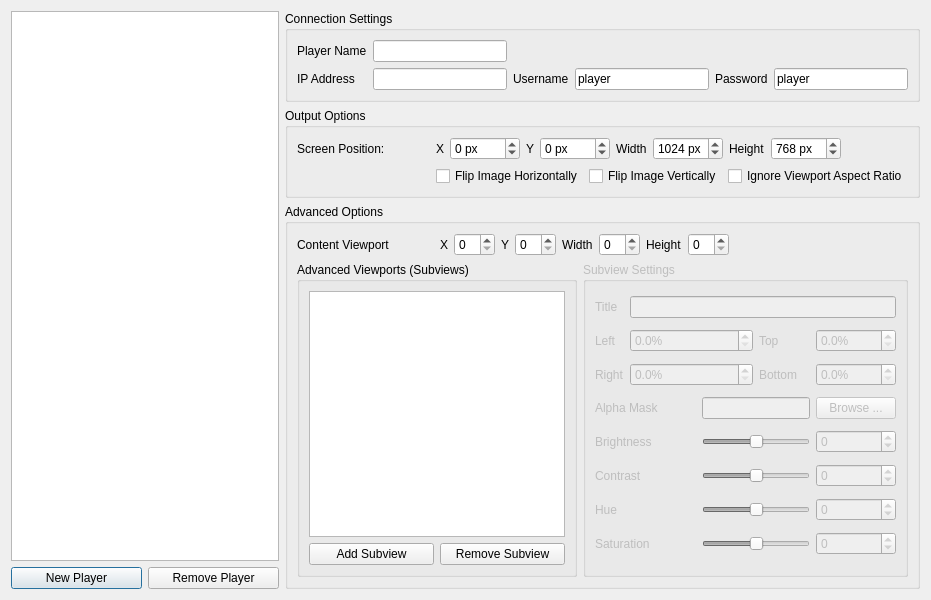
Qt form src/glvidtex/PlayerSetupDialog.ui (google-code-export/dviz) before a commit.
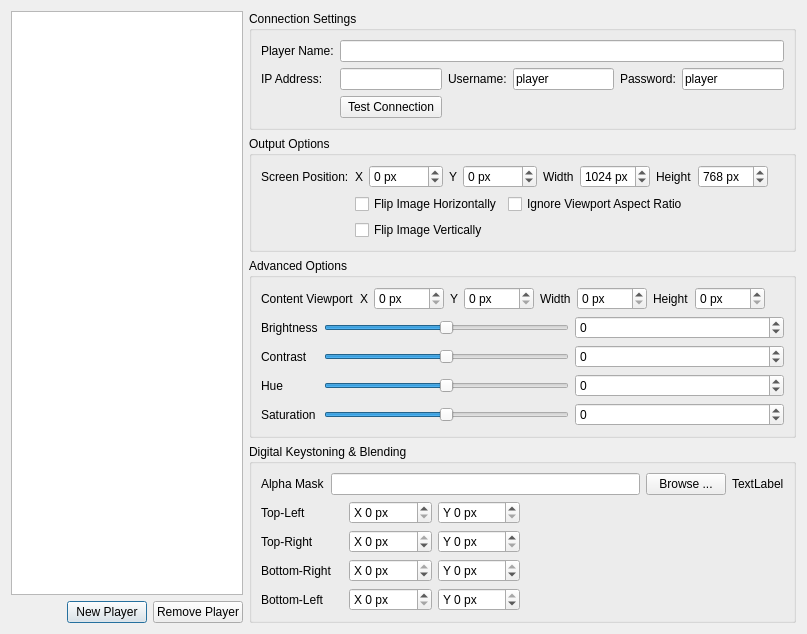
The same form after that commit. Custom widgets are drawn as their Qt base class.

Commit message: Fixed list view issues in EditorWindow (well, issues were really in GLSceneGroup - but shhhhh, dont tell anyone.) EditorWindow now much more closely resembles a usable tool. Updated the PlayerSetupDialog.ui to reflect design decisions. Added the start of the DirectorWindow in DirectorWindow.ui. Lots of misc API changes and updates.

Diff of the .ui file:
```diff
--- a/src/glvidtex/PlayerSetupDialog.ui
+++ b/src/glvidtex/PlayerSetupDialog.ui
@@ -6,14 +6,14 @@
    <rect>
     <x>0</x>
     <y>0</y>
-    <width>931</width>
-    <height>600</height>
+    <width>807</width>
+    <height>619</height>
    </rect>
   </property>
   <property name="windowTitle">
    <string>Dialog</string>
   </property>
-  <layout class="QHBoxLayout" name="horizontalLayout_5">
+  <layout class="QHBoxLayout" name="horizontalLayout_6">
    <item>
     <layout class="QVBoxLayout" name="verticalLayout_3">
      <item>
@@ -21,6 +21,19 @@
      </item>
      <item>
       <layout class="QHBoxLayout" name="horizontalLayout_4">
+       <item>
+        <spacer name="horizontalSpacer_3">
+         <property name="orientation">
+          <enum>Qt::Horizontal</enum>
+         </property>
+         <property name="sizeHint" stdset="0">
+          <size>
+           <width>40</width>
+           <height>20</height>
+          </size>
+         </property>
+        </spacer>
+       </item>
        <item>
         <widget class="QPushButton" name="addPlayerBtn">
          <property name="text">
@@ -52,20 +65,20 @@
           <item row="0" column="0">
            <widget class="QLabel" name="label">
             <property name="text">
-             <string>Player Name</string>
+             <string>Player Name:</string>
             </property>
             <property name="buddy">
              <cstring>playerName</cstring>
             </property>
            </widget>
           </item>
-          <item row="0" column="1">
+          <item row="0" column="1" colspan="5">
            <widget class="QLineEdit" name="playerName"/>
           </item>
           <item row="1" column="0">
            <widget class="QLabel" name="label_2">
             <property name="text">
-             <string>IP Address</string>
+             <string>IP Address:</string>
             </property>
             <property name="buddy">
              <cstring>playerHost</cstring>
@@ -78,7 +91,7 @@
           <item row="1" column="2">
            <widget class="QLabel" name="label_3">
             <property name="text">
-             <string>Username</string>
+             <string>Username:</string>
             </property>
             <property name="buddy">
              <cstring>playerUser</cstring>
@@ -95,7 +108,7 @@
           <item row="1" column="4">
            <widget class="QLabel" name="label_4">
             <property name="text">
-             <string>Password</string>
+             <string>Password:</string>
             </property>
             <property name="buddy">
              <cstring>playerPass</cstring>
@@ -109,6 +122,20 @@
             </property>
            </widget>
           </item>
+          <item row="2" column="1">
+           <widget class="QPushButton" name="testConnectionBtn">
+            <property name="text">
+             <string>Test Connection</string>
+            </property>
+           </widget>
+          </item>
+          <item row="2" column="2" colspan="4">
+           <widget class="QLabel" name="connectionTestResults">
+            <property name="text">
+             <string/>
+            </property>
+           </widget>
+          </item>
          </layout>
         </item>
        </layout>
@@ -151,7 +178,7 @@
              <string/>
             </property>
             <property name="minimum">
-             <number>-999</number>
+             <number>-9999</number>
             </property>
             <property name="maximum">
              <number>9999</number>
@@ -174,7 +201,7 @@
              <string> px</string>
             </property>
             <property name="minimum">
-             <number>-999</number>
+             <number>-9999</number>
             </property>
             <property name="maximum">
              <number>9999</number>
@@ -197,7 +224,7 @@
              <string> px</string>
             </property>
             <property name="minimum">
-             <number>-999</number>
+             <number>0</number>
             </property>
             <property name="maximum">
              <number>9999</number>
@@ -223,7 +250,7 @@
              <string> px</string>
             </property>
             <property name="minimum">
-             <number>-999</number>
+             <number>0</number>
             </property>
             <property name="maximum">
              <number>9999</number>
@@ -248,34 +275,34 @@
           </item>
          </layout>
         </item>
-        <item row="1" column="2">
+        <item row="1" column="1">
+         <widget class="QCheckBox" name="optFlipH">
+          <property name="text">
+           <string>Flip Image Horizontally</string>
+          </property>
+         </widget>
+        </item>
+        <item row="2" column="1">
          <widget class="QCheckBox" name="optFlipV">
           <property name="text">
            <string>Flip Image Vertically</string>
           </property>
          </widget>
         </item>
-        <item row="1" column="3">
+        <item row="1" column="2" colspan="2">
          <widget class="QCheckBox" name="optIgnoreAR">
           <property name="text">
            <string>Ignore Viewport Aspect Ratio</string>
           </property>
          </widget>
         </item>
-        <item row="1" column="1">
-         <widget class="QCheckBox" name="optFlipH">
-          <property name="text">
-           <string>Flip Image Horizontally</string>
-          </property>
-         </widget>
-        </item>
        </layout>
        <zorder>label_5</zorder>
        <zorder>horizontalLayoutWidget</zorder>
-       <zorder>optFlipV</zorder>
-       <zorder>optIgnoreAR</zorder>
        <zorder>platyerAdvancedBox</zorder>
        <zorder>optFlipH</zorder>
+       <zorder>optFlipV</zorder>
+       <zorder>optIgnoreAR</zorder>
       </widget>
      </item>
      <item>
@@ -283,8 +310,8 @@
        <property name="title">
         <string>Advanced Options</string>
        </property>
-       <layout class="QGridLayout" name="gridLayout_4">
-        <item row="0" column="0">
+       <layout class="QGridLayout" name="gridLayout_3">
+        <item row="0" column="0" colspan="2">
          <widget class="QLabel" name="label_14">
           <property name="text">
            <string>Content Viewport</string>
@@ -294,7 +321,7 @@
           </property>
          </widget>
         </item>
-        <item row="0" column="1" colspan="2">
+        <item row="0" column="2" colspan="2">
          <layout class="QHBoxLayout" name="horizontalLayout_2">
           <item>
            <widget class="QLabel" name="label_10">
@@ -307,7 +334,14 @@
            </widget>
           </item>
           <item>
-           <widget class="QSpinBox" name="viewportX"/>
+           <widget class="QSpinBox" name="viewportX">
+            <property name="suffix">
+             <string> px</string>
+            </property>
+            <property name="maximum">
+             <number>9999</number>
+            </property>
+           </widget>
           </item>
           <item>
            <widget class="QLabel" name="label_11">
@@ -320,7 +354,14 @@
            </widget>
           </item>
           <item>
-           <widget class="QSpinBox" name="viewportY"/>
+           <widget class="QSpinBox" name="viewportY">
+            <property name="suffix">
+             <string> px</string>
+            </property>
+            <property name="maximum">
+             <number>9999</number>
+            </property>
+           </widget>
           </item>
           <item>
            <widget class="QLabel" name="label_12">
@@ -333,7 +374,14 @@
            </widget>
           </item>
           <item>
-           <widget class="QSpinBox" name="viewportWidth"/>
+           <widget class="QSpinBox" name="viewportWidth">
+            <property name="suffix">
+             <string> px</string>
+            </property>
+            <property name="maximum">
+             <number>9999</number>
+            </property>
+           </widget>
           </item>
           <item>
            <widget class="QLabel" name="label_13">
@@ -346,7 +394,14 @@
            </widget>
           </item>
           <item>
-           <widget class="QSpinBox" name="viewportHeight"/>
+           <widget class="QSpinBox" name="viewportHeight">
+            <property name="suffix">
+             <string> px</string>
+            </property>
+            <property name="maximum">
+             <number>9999</number>
+            </property>
+           </widget>
           </item>
           <item>
            <spacer name="horizontalSpacer_2">
@@ -363,149 +418,7 @@
           </item>
          </layout>
         </item>
-        <item row="1" column="0" colspan="2">
-         <widget class="QGroupBox" name="groupBox_4">
-          <property name="title">
-           <string>Advanced Viewports (Subviews)</string>
-          </property>
-          <layout class="QVBoxLayout" name="verticalLayout">
-           <item>
-            <widget class="QListWidget" name="listWidget"/>
-           </item>
-           <item>
-            <layout class="QHBoxLayout" name="horizontalLayout_3">
-             <item>
-              <widget class="QPushButton" name="addSubviewBtn">
-               <property name="text">
-                <string>Add Subview</string>
-               </property>
-              </widget>
-             </item>
-             <item>
-              <widget class="QPushButton" name="delSubviewBtn">
-               <property name="text">
-                <string>Remove Subview</string>
-               </property>
-              </widget>
-             </item>
-            </layout>
-           </item>
-          </layout>
-         </widget>
-        </item>
-        <item row="1" column="2">
-         <widget class="QGroupBox" name="groupBox_5">
-          <property name="enabled">
-           <bool>false</bool>
-          </property>
-          <property name="title">
-           <string>Subview Settings</string>
-          </property>
-          <layout class="QGridLayout" name="gridLayout_3">
-           <item row="0" column="0">
-            <widget class="QLabel" name="label_15">
-             <property name="text">
-              <string>Title</string>
-             </property>
-             <property name="buddy">
-              <cstring>subviewTitle</cstring>
-             </property>
-            </widget>
-           </item>
-           <item row="0" column="1" colspan="6">
-            <widget class="QLineEdit" name="subviewTitle"/>
-           </item>
            <item row="1" column="0">
-            <widget class="QLabel" name="label_16">
-             <property name="text">
-              <string>Left</string>
-             </property>
-             <property name="buddy">
-              <cstring>subviewLeft</cstring>
-             </property>
-            </widget>
-           </item>
-           <item row="1" column="1" colspan="4">
-            <widget class="QDoubleSpinBox" name="subviewLeft">
-             <property name="suffix">
-              <string>%</string>
-             </property>
-             <property name="decimals">
-              <number>1</number>
-             </property>
-            </widget>
-           </item>
-           <item row="1" column="5">
-            <widget class="QLabel" name="label_17">
-             <property name="text">
-              <string>Top</string>
-             </property>
-             <property name="buddy">
-              <cstring>subviewTop</cstring>
-             </property>
-            </widget>
-           </item>
-           <item row="1" column="6">
-            <widget class="QDoubleSpinBox" name="subviewTop">
-             <property name="suffix">
-              <string>%</string>
-             </property>
-             <property name="decimals">
-              <number>1</number>
-             </property>
-            </widget>
-           </item>
-           <item row="2" column="0">
-            <widget class="QLabel" name="label_18">
-             <property name="text">
-              <string>Right</string>
-             </property>
-             <property name="buddy">
-              <cstring>subviewRight</cstring>
-             </property>
-            </widget>
-           </item>
-           <item row="2" column="1" colspan="4">
-            <widget class="QDoubleSpinBox" name="subviewRight">
-             <property name="suffix">
-              <string>%</string>
-             </property>
-             <property name="decimals">
-              <number>1</number>
-             </property>
-            </widget>
-           </item>
-           <item row="2" column="5">
-            <widget class="QLabel" name="label_19">
-             <property name="text">
-              <string>Bottom</string>
-             </property>
-             <property name="buddy">
-              <cstring>subviewBottom</cstring>
-             </property>
-            </widget>
-           </item>
-           <item row="2" column="6">
-            <widget class="QDoubleSpinBox" name="subviewBottom">
-             <property name="suffix">
-              <string>%</string>
-             </property>
-             <property name="decimals">
-              <number>1</number>
-             </property>
-            </widget>
-           </item>
-           <item row="3" column="4" colspan="2">
-            <widget class="QLineEdit" name="subviewAlphaMask"/>
-           </item>
-           <item row="3" column="6">
-            <widget class="QPushButton" name="subviewAlphaBrowseBtn">
-             <property name="text">
-              <string>Browse ...</string>
-             </property>
-            </widget>
-           </item>
-           <item row="4" column="0" colspan="2">
             <widget class="QLabel" name="label_21">
              <property name="text">
               <string>Brightness</string>
@@ -515,7 +428,30 @@
              </property>
             </widget>
            </item>
-           <item row="5" column="0" colspan="2">
+        <item row="1" column="1" colspan="2">
+         <widget class="QSlider" name="subviewBrightnessSlider">
+          <property name="minimum">
+           <number>-100</number>
+          </property>
+          <property name="maximum">
+           <number>100</number>
+          </property>
+          <property name="orientation">
+           <enum>Qt::Horizontal</enum>
+          </property>
+         </widget>
+        </item>
+        <item row="1" column="3">
+         <widget class="QSpinBox" name="subviewBrightnessBox">
+          <property name="minimum">
+           <number>-100</number>
+          </property>
+          <property name="maximum">
+           <number>100</number>
+          </property>
+         </widget>
+        </item>
+        <item row="2" column="0">
             <widget class="QLabel" name="label_22">
              <property name="text">
               <string>Contrast</string>
@@ -525,7 +461,7 @@
              </property>
             </widget>
            </item>
-           <item row="5" column="4" colspan="2">
+        <item row="2" column="1" colspan="2">
             <widget class="QSlider" name="subviewContrastSlider">
              <property name="minimum">
               <number>-100</number>
@@ -538,7 +474,17 @@
              </property>
             </widget>
            </item>
-           <item row="6" column="0" colspan="2">
+        <item row="2" column="3">
+         <widget class="QSpinBox" name="subviewContrastBox">
+          <property name="minimum">
+           <number>-100</number>
+          </property>
+          <property name="maximum">
+           <number>100</number>
+          </property>
+         </widget>
+        </item>
+        <item row="3" column="0">
             <widget class="QLabel" name="label_23">
              <property name="text">
               <string>Hue</string>
@@ -548,7 +494,7 @@
              </property>
             </widget>
            </item>
-           <item row="6" column="4" colspan="2">
+        <item row="3" column="1" colspan="2">
             <widget class="QSlider" name="subviewHueSlider">
              <property name="minimum">
               <number>-100</number>
@@ -561,7 +507,17 @@
              </property>
             </widget>
            </item>
-           <item row="7" column="0" colspan="2">
+        <item row="3" column="3">
+         <widget class="QSpinBox" name="subviewHueBox">
+          <property name="minimum">
+           <number>-100</number>
+          </property>
+          <property name="maximum">
+           <number>100</number>
+          </property>
+         </widget>
+        </item>
+        <item row="4" column="0">
             <widget class="QLabel" name="label_24">
              <property name="text">
               <string>Saturation</string>
@@ -571,7 +527,7 @@
              </property>
             </widget>
            </item>
-           <item row="7" column="4" colspan="2">
+        <item row="4" column="1" colspan="2">
             <widget class="QSlider" name="subviewSaturationSlider">
              <property name="minimum">
               <number>-100</number>
@@ -584,8 +540,8 @@
              </property>
             </widget>
            </item>
-           <item row="4" column="6">
-            <widget class="QSpinBox" name="subviewBrightnessBox">
+        <item row="4" column="3">
+         <widget class="QSpinBox" name="subviewSaturationBox">
              <property name="minimum">
               <number>-100</number>
              </property>
@@ -594,69 +550,226 @@
              </property>
             </widget>
            </item>
-           <item row="4" column="4" colspan="2">
-            <widget class="QSlider" name="subviewBrightnessSlider">
-             <property name="minimum">
-              <number>-100</number>
-             </property>
-             <property name="maximum">
-              <number>100</number>
-             </property>
-             <property name="orientation">
-              <enum>Qt::Horizontal</enum>
-             </property>
-            </widget>
-           </item>
-           <item row="3" column="0" colspan="2">
+       </layout>
+      </widget>
+     </item>
+     <item>
+      <widget class="QGroupBox" name="groupBox">
+       <property name="title">
+        <string>Digital Keystoning &amp;&amp; Blending</string>
+       </property>
+       <layout class="QVBoxLayout" name="verticalLayout">
+        <item>
+         <layout class="QHBoxLayout" name="horizontalLayout_3">
+          <item>
             <widget class="QLabel" name="label_20">
              <property name="text">
               <string>Alpha Mask</string>
              </property>
              <property name="buddy">
-              <cstring>subviewAlphaMask</cstring>
+             <cstring>alphaMaskFile</cstring>
              </property>
             </widget>
            </item>
-           <item row="5" column="6">
-            <widget class="QSpinBox" name="subviewContrastBox">
+          <item>
+           <widget class="QLineEdit" name="alphaMaskFile"/>
+          </item>
+          <item>
+           <widget class="QPushButton" name="aphaMaskBrowseBtn">
+            <property name="text">
+             <string>Browse ...</string>
+            </property>
+           </widget>
+          </item>
+          <item>
+           <widget class="QLabel" name="alphaMaskPreview">
+            <property name="text">
+             <string>TextLabel</string>
+            </property>
+           </widget>
+          </item>
+         </layout>
+        </item>
+        <item>
+         <layout class="QHBoxLayout" name="horizontalLayout_5">
+          <item>
+           <layout class="QGridLayout" name="gridLayout">
+            <item row="0" column="0">
+             <widget class="QLabel" name="label_15">
+              <property name="text">
+               <string>Top-Left</string>
+              </property>
+             </widget>
+            </item>
+            <item row="0" column="1">
+             <widget class="QSpinBox" name="keyTLx">
+              <property name="suffix">
+               <string> px</string>
+              </property>
+              <property name="prefix">
+               <string>X </string>
+              </property>
+              <property name="maximum">
+               <number>999</number>
+              </property>
+             </widget>
+            </item>
+            <item row="0" column="2">
+             <widget class="QSpinBox" name="keyTLy">
+              <property name="suffix">
+               <string> px</string>
+              </property>
+              <property name="prefix">
+               <string>Y </string>
+              </property>
+              <property name="maximum">
+               <number>999</number>
+              </property>
+             </widget>
+            </item>
+            <item row="1" column="0">
+             <widget class="QLabel" name="label_16">
+              <property name="text">
+               <string>Top-Right</string>
+              </property>
+             </widget>
+            </item>
+            <item row="1" column="1">
+             <widget class="QSpinBox" name="keyTRx">
+              <property name="suffix">
+               <string> px</string>
+              </property>
+              <property name="prefix">
+               <string>X </string>
+              </property>
              <property name="minimum">
-              <number>-100</number>
+               <number>-999</number>
              </property>
              <property name="maximum">
-              <number>100</number>
+               <number>0</number>
              </property>
             </widget>
            </item>
-           <item row="6" column="6">
-            <widget class="QSpinBox" name="subviewHueBox">
+            <item row="1" column="2">
+             <widget class="QSpinBox" name="keyTRy">
+              <property name="suffix">
+               <string> px</string>
+              </property>
+              <property name="prefix">
+               <string>Y </string>
+              </property>
              <property name="minimum">
-              <number>-100</number>
+               <number>0</number>
              </property>
              <property name="maximum">
-              <number>100</number>
+               <number>999</number>
              </property>
             </widget>
            </item>
-           <item row="7" column="6">
-            <widget class="QSpinBox" name="subviewSaturationBox">
+            <item row="2" column="0">
+             <widget class="QLabel" name="label_17">
+              <property name="text">
+               <string>Bottom-Right</string>
+              </property>
+             </widget>
+            </item>
+            <item row="2" column="1">
+             <widget class="QSpinBox" name="keyBRx">
+              <property name="suffix">
+               <string> px</string>
+              </property>
+              <property name="prefix">
+               <string>X </string>
+              </property>
              <property name="minimum">
-              <number>-100</number>
+               <number>-999</number>
              </property>
              <property name="maximum">
-              <number>100</number>
+               <number>0</number>
              </property>
             </widget>
            </item>
-          </layout>
+            <item row="2" column="2">
+             <widget class="QSpinBox" name="keyBRy">
+              <property name="suffix">
+               <string> px</string>
+              </property>
+              <property name="prefix">
+               <string>Y </string>
+              </property>
+              <property name="minimum">
+               <number>-999</number>
+              </property>
+              <property name="maximum">
+               <number>0</number>
+              </property>
+             </widget>
+            </item>
+            <item row="3" column="0">
+             <widget class="QLabel" name="label_18">
+              <property name="text">
+               <string>Bottom-Left</string>
+              </property>
+             </widget>
+            </item>
+            <item row="3" column="1">
+             <widget class="QSpinBox" name="keyBLx">
+              <property name="suffix">
+               <string> px</string>
+              </property>
+              <property name="prefix">
+               <string>X </string>
+              </property>
+              <property name="maximum">
+               <number>999</number>
+              </property>
+             </widget>
+            </item>
+            <item row="3" column="2">
+             <widget class="QSpinBox" name="keyBLy">
+              <property name="suffix">
+               <string> px</string>
+              </property>
+              <property name="prefix">
+               <string>Y </string>
+              </property>
+              <property name="minimum">
+               <number>-999</number>
+              </property>
+              <property name="maximum">
+               <number>0</number>
+              </property>
+             </widget>
+            </item>
+           </layout>
+          </item>
+          <item>
+           <widget class="KeystonePointsEditor" name="keystoneEditor" native="true">
+            <property name="minimumSize">
+             <size>
+              <width>100</width>
+              <height>0</height>
+             </size>
+            </property>
          </widget>
         </item>
        </layout>
+        </item>
+       </layout>
       </widget>
      </item>
     </layout>
    </item>
   </layout>
  </widget>
+ <customwidgets>
+  <customwidget>
+   <class>KeystonePointsEditor</class>
+   <extends>QWidget</extends>
+   <header>KeystonePointsEditor.h</header>
+   <container>1</container>
+  </customwidget>
+ </customwidgets>
  <resources/>
  <connections>
   <connection>
```
Lines whose indentation alone changed are shown as unchanged. The commit also changes 15 other files.
